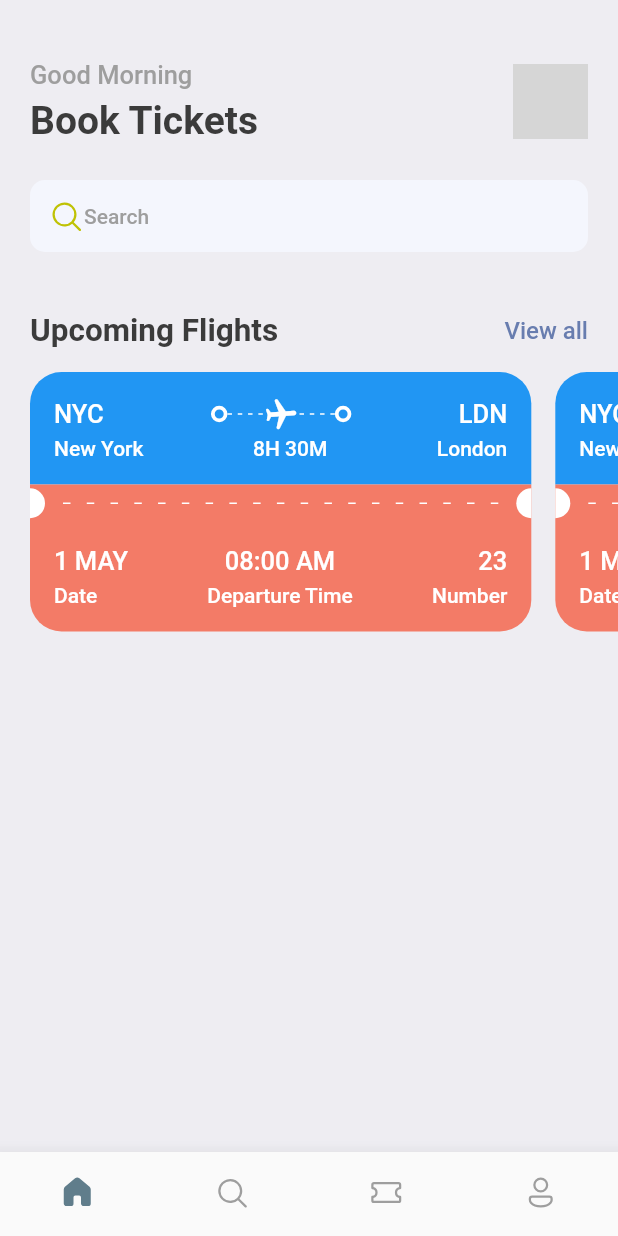
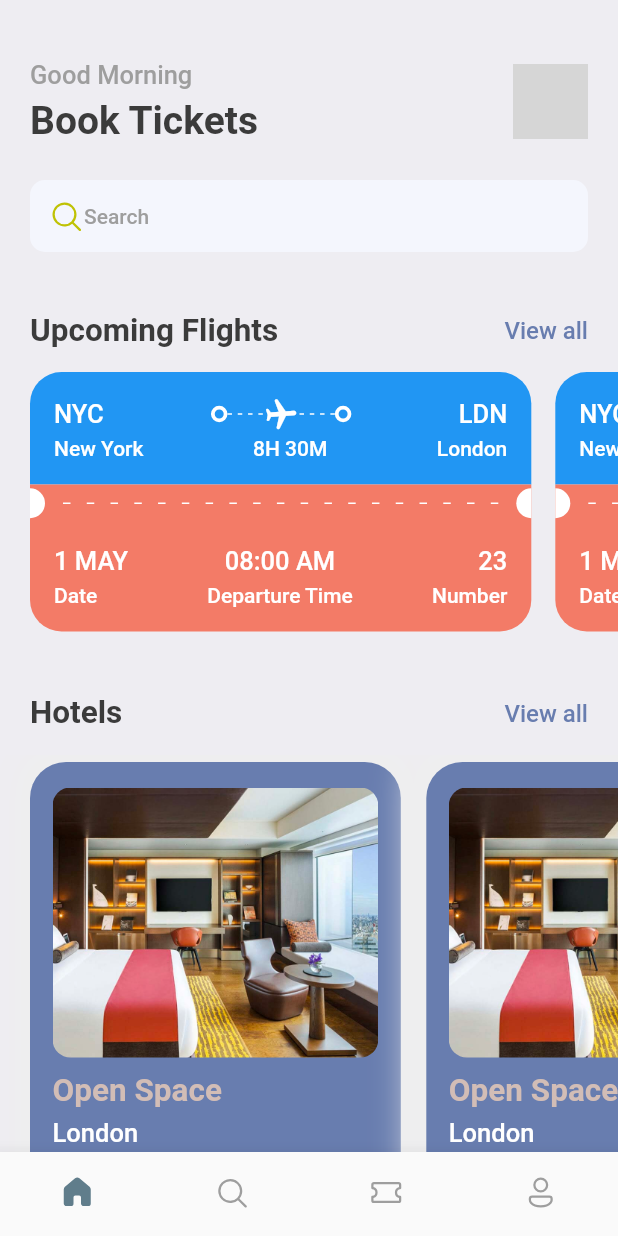
Before and after one commit to keith47733/book_tickets, a Flutter app: the screen it shows after launch, on a phone screen of 412 x 824 dp. Run offline on Flutter 3.47's test engine with Material 2 defaults, Android fonts, the phone set to English and light mode, and no system bars; our stand-ins replace fluentui_icons, gap; grey boxes are pictures that could not be loaded.

Commit message:
Hard-coded home screen

```diff
--- a/book_tickets/lib/screens/home_screen.dart
+++ b/book_tickets/lib/screens/home_screen.dart
@@ -3,7 +3,8 @@ import 'package:flutter/material.dart';
 import 'package:gap/gap.dart';
 
 import '../utils/styles.dart';
-import 'ticket_view.dart';
+import 'ticket.dart';
+import 'hotels.dart';
 
 class HomeScreen extends StatelessWidget {
   const HomeScreen({Key? key}) : super(key: key);
@@ -19,6 +20,7 @@ class HomeScreen extends StatelessWidget {
             child: Column(
               children: <Widget>[
                 const Gap(40),
+                // Good morning...book tickets......icon
                 Row(
                   mainAxisAlignment: MainAxisAlignment.spaceBetween,
                   children: <Widget>[
@@ -44,6 +46,7 @@ class HomeScreen extends StatelessWidget {
                   ],
                 ),
                 const Gap(25),
+                // Search bar
                 Container(
                   padding: const EdgeInsets.symmetric(horizontal: 12, vertical: 12),
                   decoration: BoxDecoration(
@@ -64,6 +67,7 @@ class HomeScreen extends StatelessWidget {
                   ),
                 ),
                 const Gap(40),
+                // Upcoming flights......view all
                 Row(
                   mainAxisAlignment: MainAxisAlignment.spaceBetween,
                   children: [
@@ -78,13 +82,43 @@ class HomeScreen extends StatelessWidget {
             ),
           ),
           const Gap(15),
+          // Horizontal scrolling tickets
           SingleChildScrollView(
             scrollDirection: Axis.horizontal,
             padding: const EdgeInsets.only(left: 20),
             child: Row(
+              children: const <Widget>[
+                Ticket(),
+                Ticket(),
+              ],
+            ),
+          ),
+          const Gap(15),
+          // Upcoming flights......view all
+          Padding(
+            padding: const EdgeInsets.symmetric(horizontal: 20),
+            child: Row(
+              mainAxisAlignment: MainAxisAlignment.spaceBetween,
               children: [
-                TicketView(),
-                TicketView(),
+                Text("Hotels", style: Styles.headline2),
+                InkWell(
+                  onTap: () {},
+                  child: Text("View all", style: Styles.textStyle.copyWith(color: Styles.primaryColor)),
+                ),
+              ],
+            ),
+          ),
+          const Gap(15),
+          // Horizontal scrolling hotels
+          SingleChildScrollView(
+            scrollDirection: Axis.horizontal,
+            padding: const EdgeInsets.only(left: 20),
+            child: Row(
+              children: const <Widget>[
+                Hotels(),
+                Hotels(),
+								Hotels(),
+                Hotels(),
               ],
             ),
           ),
--- /dev/null
+++ b/book_tickets/lib/screens/hotels.dart
@@ -0,0 +1,56 @@
+import 'package:flutter/material.dart';
+import 'package:gap/gap.dart';
+
+import '../utils/app_layout.dart';
+import '../utils/styles.dart';
+
+class Hotels extends StatelessWidget {
+  const Hotels({super.key});
+
+  @override
+  Widget build(BuildContext context) {
+    final size = AppLayout.getSize(context);
+    return Container(
+      height: 350,
+      width: size.width * 0.60,
+      margin: const EdgeInsets.only(right: 17, top: 5),
+      padding: const EdgeInsets.symmetric(horizontal: 15, vertical: 17),
+      decoration: BoxDecoration(
+        color: Styles.primaryColor,
+        borderRadius: BorderRadius.circular(24),
+        boxShadow: [BoxShadow(color: Colors.grey.shade200, blurRadius: 20, spreadRadius: 10)],
+      ),
+      child: Column(
+        crossAxisAlignment: CrossAxisAlignment.start,
+        children: <Widget>[
+          Container(
+            height: 180,
+            decoration: BoxDecoration(
+              borderRadius: BorderRadius.circular(12.0),
+              color: Styles.primaryColor,
+              image: const DecorationImage(
+                fit: BoxFit.cover,
+                image: AssetImage('assets/images/one.png'),
+              ),
+            ),
+          ),
+          const Gap(10),
+          Text(
+            'Open Space',
+            style: Styles.headline2.copyWith(color: Styles.kakiColor),
+          ),
+          const Gap(5),
+          Text(
+            'London',
+            style: Styles.headline3.copyWith(color: Colors.white),
+          ),
+          const Gap(8),
+          Text(
+            '\$40/night',
+            style: Styles.headline1.copyWith(color: Styles.kakiColor),
+          ),
+        ],
+      ),
+    );
+  }
+}
--- a/book_tickets/lib/screens/ticket_view.dart
+++ b/book_tickets/lib/screens/ticket.dart
@@ -5,8 +5,8 @@ import 'package:gap/gap.dart';
 import '../utils/app_layout.dart';
 import '../utils/styles.dart';
 
-class TicketView extends StatelessWidget {
-  const TicketView({super.key});
+class Ticket extends StatelessWidget {
+  const Ticket({super.key});
 
   @override
   Widget build(BuildContext context) {
--- a/book_tickets/lib/utils/styles.dart
+++ b/book_tickets/lib/utils/styles.dart
@@ -7,6 +7,7 @@ class Styles {
   static Color textColor = const Color(0xFF3b3b3b);
   static Color bgColor = const Color(0xFFeeedf2);
   static Color orangeColor = const Color(0xFFF37B67);
+	static Color kakiColor = const Color(0xFFd2bdb6);
 
   static TextStyle textStyle = TextStyle(
     fontSize: 16,
```
